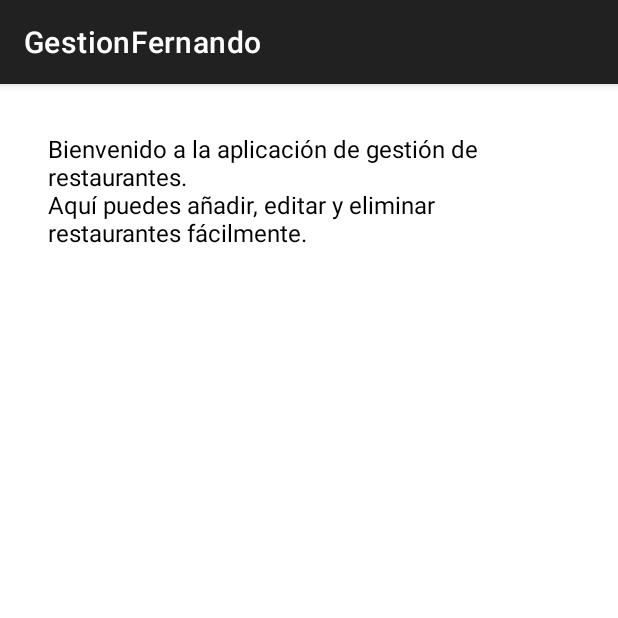
After one commit to Fergr0/AppGestion, an Android app: the AcercaDeActivity screen opened directly, with no data from a screen before it, on a phone screen of 412 x 824 dp, the top half of it. The commit adds this screen. Run offline under Robolectric (Android 15) with nearby library versions, the phone set to English and light mode, and no system bars.

Commit message:
boton flotante con acerca de

```diff
--- a/app/build.gradle.kts
+++ b/app/build.gradle.kts
@@ -40,4 +40,8 @@ dependencies {
     testImplementation(libs.junit)
     androidTestImplementation(libs.ext.junit)
     androidTestImplementation(libs.espresso.core)
+    implementation(kotlin("script-runtime"))
+    implementation(libs.material)
+
+
 }
--- a/app/src/main/AndroidManifest.xml
+++ b/app/src/main/AndroidManifest.xml
@@ -10,7 +10,7 @@
         android:label="@string/app_name"
         android:roundIcon="@mipmap/ic_launcher_round"
         android:supportsRtl="true"
-        android:theme="@style/Theme.GestionFernando"
+        android:theme="@style/Theme.MaterialComponents.DayNight.DarkActionBar"
         tools:targetApi="31">
         <activity
             android:name=".AddRestauranteActivity"
@@ -30,6 +30,7 @@
         <activity
             android:name=".MainActivity"
             android:exported="true" />
+        <activity android:name=".AcercaDeActivity" />
     </application>
 
 </manifest>
--- /dev/null
+++ b/app/src/main/java/com/example/gestionfernando/AcercaDeActivity.java
@@ -0,0 +1,39 @@
+package com.example.gestionfernando;
+
+import android.os.Bundle;
+import android.widget.TextView;
+
+import androidx.appcompat.app.AppCompatActivity;
+
+import java.io.BufferedReader;
+import java.io.IOException;
+import java.io.InputStream;
+import java.io.InputStreamReader;
+
+public class AcercaDeActivity extends AppCompatActivity {
+
+    @Override
+    protected void onCreate(Bundle savedInstanceState) {
+        super.onCreate(savedInstanceState);
+        setContentView(R.layout.activity_acerca_de);
+
+        TextView textViewInfo = findViewById(R.id.textViewInfo);
+
+        // Leer el archivo de texto desde res/raw
+        StringBuilder texto = new StringBuilder();
+        try {
+            InputStream inputStream = getResources().openRawResource(R.raw.informacion);
+            BufferedReader reader = new BufferedReader(new InputStreamReader(inputStream));
+            String linea;
+            while ((linea = reader.readLine()) != null) {
+                texto.append(linea).append("\n");
+            }
+            reader.close();
+        } catch (IOException e) {
+            texto.append("Error al leer el archivo.");
+        }
+
+        // Mostrar el contenido del archivo en el TextView
+        textViewInfo.setText(texto.toString());
+    }
+}
--- /dev/null
+++ b/app/src/main/res/layout/activity_acerca_de.xml
@@ -0,0 +1,16 @@
+<?xml version="1.0" encoding="utf-8"?>
+<LinearLayout xmlns:android="http://schemas.android.com/apk/res/android"
+    android:layout_width="match_parent"
+    android:layout_height="match_parent"
+    android:orientation="vertical"
+    android:padding="16dp"
+    android:background="#FFFFFF">
+
+    <TextView
+        android:id="@+id/textViewInfo"
+        android:layout_width="match_parent"
+        android:layout_height="wrap_content"
+        android:padding="16dp"
+        android:textSize="16sp"
+        android:textColor="#000000" />
+</LinearLayout>
--- /dev/null
+++ b/app/src/main/res/raw/informacion.txt
@@ -0,0 +1,2 @@
+Bienvenido a la aplicación de gestión de restaurantes.
+Aquí puedes añadir, editar y eliminar restaurantes fácilmente.
```
Also changed, not shown: app/src/main/java/com/example/gestionfernando/MainActivity.java (+10 -0 lines), app/src/main/res/layout/activity_main.xml (+25 -10 lines).
